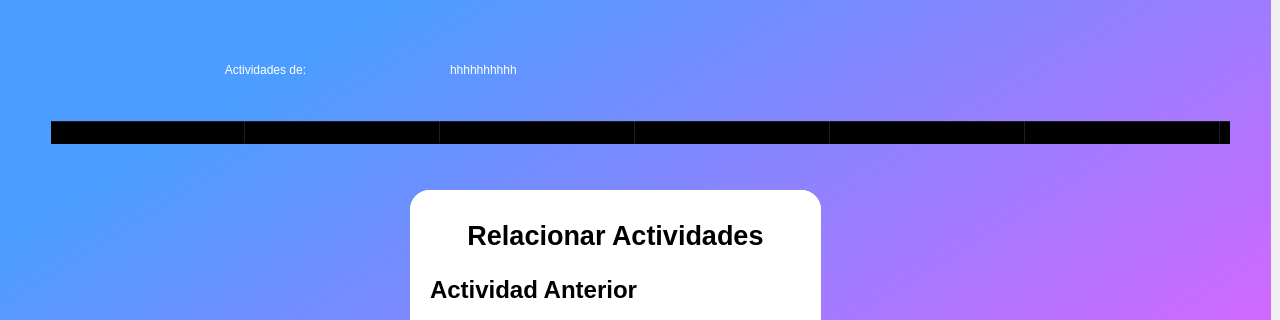
Qt form abrir.ui (rojasalexander/AdministradorProyectosFacultad) before a commit; both pictures show x 0 to 1280 and y 0 to 320 of the 1280 by 700 pixel window.
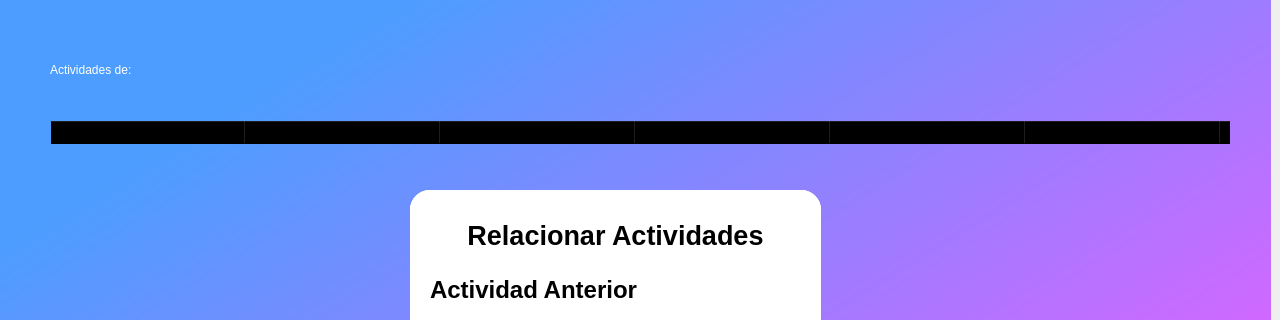
The same form after that commit. Icons and pictures are not drawn.

Commit message: Anhadimos tabla de actividades

```diff
--- a/abrir.ui
+++ b/abrir.ui
@@ -42,7 +42,7 @@
      <rect>
       <x>60</x>
       <y>30</y>
-      <width>431</width>
+      <width>481</width>
       <height>81</height>
      </rect>
     </property>
@@ -56,7 +56,7 @@
 border-radius:20;</string>
     </property>
     <property name="text">
-     <string>&lt;html&gt;&lt;head/&gt;&lt;body&gt;&lt;p align=&quot;center&quot;&gt;Actividades de:&lt;/p&gt;&lt;/body&gt;&lt;/html&gt;</string>
+     <string>&lt;html&gt;&lt;head/&gt;&lt;body&gt;&lt;p&gt;Actividades de:&lt;/p&gt;&lt;/body&gt;&lt;/html&gt;</string>
     </property>
     <property name="alignment">
      <set>Qt::AlignLeading|Qt::AlignLeft|Qt::AlignVCenter</set>
@@ -191,10 +191,10 @@
    <widget class="QLabel" name="name">
     <property name="geometry">
      <rect>
-      <x>460</x>
-      <y>50</y>
-      <width>461</width>
-      <height>39</height>
+      <x>560</x>
+      <y>40</y>
+      <width>601</width>
+      <height>71</height>
      </rect>
     </property>
     <property name="styleSheet">
@@ -204,7 +204,7 @@
 border-radius:20;</string>
     </property>
     <property name="text">
-     <string>hhhhhhhhhh</string>
+     <string/>
     </property>
    </widget>
    <widget class="QWidget" name="editar_act" native="true">
```
Left out of the diff: 10 changed lines with no effect on the pictures. The commit also changes 6 other files.
